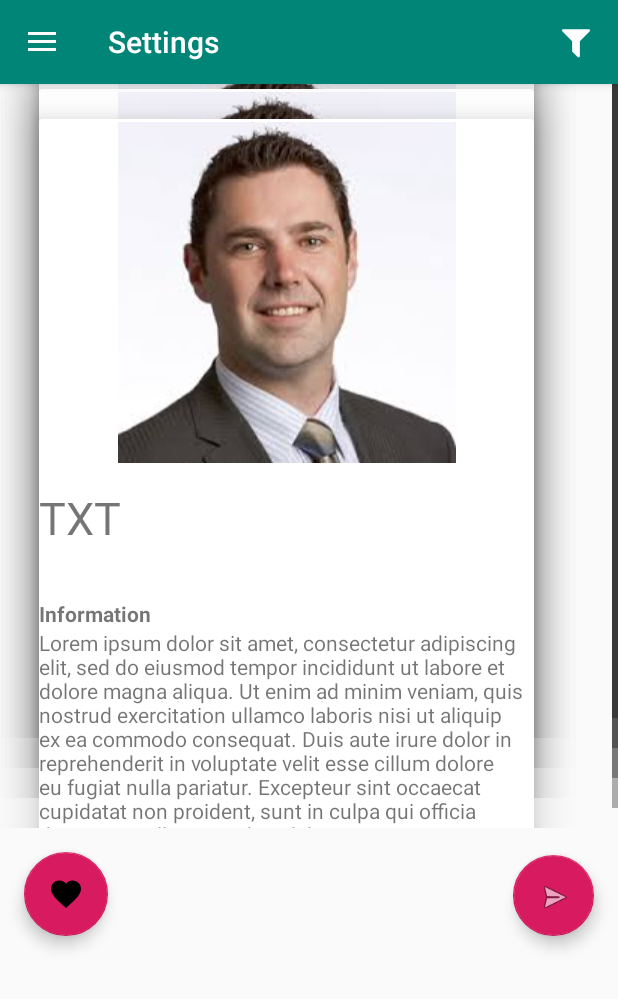
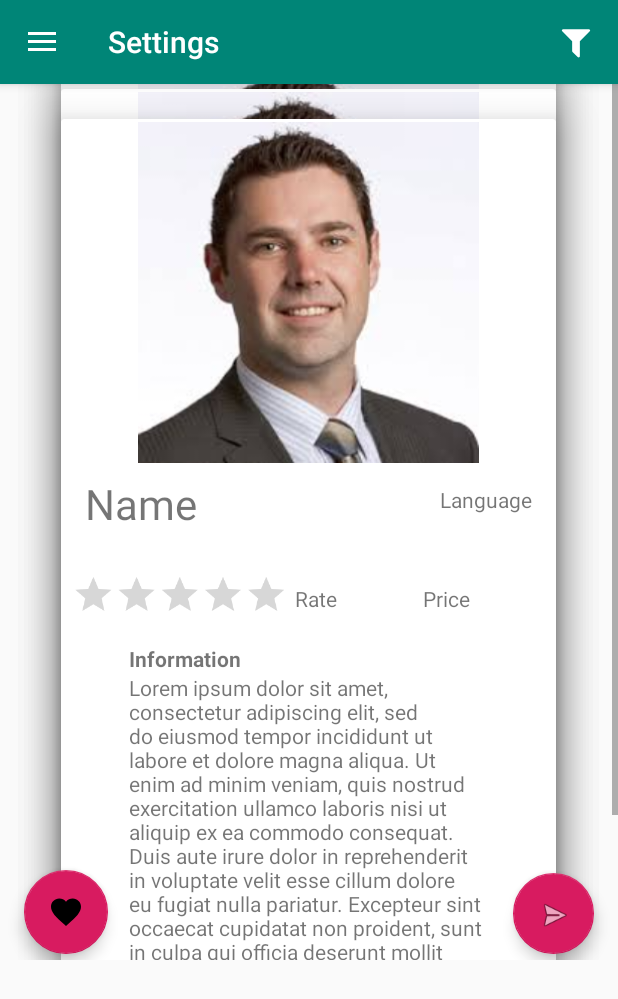
Before and after one commit to rallerG/English_teaching_platform, an Android app: the screen it shows after launch (MainActivity), in the side drawer, after a tap on "Settings", on a phone screen of 412 x 824 dp. Shown: the top 999 px of the screen. Run offline under Robolectric (Android 15) with nearby library versions, the light colour scheme and no system bars; libraries missing offline, so code that uses them is left out: net.cachapa.expandablelayout; plain views replace ExpandableLayout; Roboto replaces fonts that are not available here; 2 statements that could not run were skipped.

Commit message:
Redesigning slider layout

```diff
--- a/app/src/main/res/layout/fragment_page_frag.xml
+++ b/app/src/main/res/layout/fragment_page_frag.xml
@@ -20,15 +20,14 @@
             <LinearLayout
                 android:layout_width="match_parent"
                 android:layout_height="wrap_content"
-                android:orientation="vertical" >
+                android:gravity="center"
+                android:orientation="vertical">
 
                 <android.support.v7.widget.CardView
                     android:id="@+id/card"
                     android:layout_width="330dp"
                     android:layout_height="wrap_content"
-                    android:layout_marginStart="26dp"
                     android:layout_marginTop="23dp"
-                    android:layout_marginEnd="26dp"
                     app:cardElevation="@dimen/fab_margin"
                     app:layout_constraintEnd_toEndOf="parent"
                     app:layout_constraintStart_toStartOf="parent"
@@ -39,41 +38,94 @@
                         android:layout_width="match_parent"
                         android:layout_height="match_parent">
 
+                        <LinearLayout
+                            android:layout_width="match_parent"
+                            android:layout_height="match_parent"
+                            android:orientation="vertical">
+
                             <ImageView
                                 android:id="@+id/pic"
-                            android:layout_width="wrap_content"
+                                android:layout_width="match_parent"
                                 android:layout_height="227dp"
                                 android:layout_marginStart="16dp"
                                 android:layout_marginTop="2dp"
                                 android:layout_marginEnd="16dp"
-                            android:scaleType="fitXY"
                                 android:src="@drawable/profile1"
                                 app:layout_constraintEnd_toEndOf="parent"
                                 app:layout_constraintStart_toStartOf="parent"
                                 app:layout_constraintTop_toTopOf="parent" />
 
+                            <LinearLayout
+                                android:layout_width="match_parent"
+                                android:layout_height="wrap_content"
+                                android:orientation="horizontal">
+
                                 <TextView
-                            android:id="@+id/sup_text"
-                            android:layout_width="match_parent"
+                                    android:id="@+id/name"
+                                    android:layout_width="170dp"
                                     android:layout_height="54dp"
-                            android:layout_marginTop="16dp"
-                            android:text="TXT"
-                            android:textSize="30sp"
+                                    android:layout_marginLeft="16dp"
+                                    android:layout_marginTop="8dp"
+                                    android:text="Name"
+                                    android:textSize="28sp"
                                     app:layout_constraintEnd_toEndOf="parent"
                                     app:layout_constraintStart_toStartOf="parent"
                                     app:layout_constraintTop_toBottomOf="@+id/pic" />
+
+                                <TextView
+                                    android:id="@+id/language"
+                                    android:layout_width="880dp"
+                                    android:layout_height="wrap_content"
+                                    android:layout_marginRight="16dp"
+                                    android:layout_weight="1"
+                                    android:gravity="right"
+                                    android:text="Language" />
+                            </LinearLayout>
+
+                            <LinearLayout
+                                android:layout_width="match_parent"
+                                android:layout_height="match_parent"
+                                android:gravity="center"
+                                android:orientation="horizontal">
+
+                                <RatingBar
+                                    android:id="@+id/ratingBar"
+                                    android:layout_width="179dp"
+                                    android:layout_height="wrap_content"
+                                    android:layout_marginLeft="-40dp"
+                                    android:layout_weight="1"
+                                    android:scaleX=".6"
+                                    android:scaleY=".6" />
+
+                                <TextView
+                                    android:id="@+id/rate"
+                                    android:layout_width="wrap_content"
+                                    android:layout_height="wrap_content"
+                                    android:layout_marginLeft="-40dp"
+                                    android:layout_weight="1"
+                                    android:text="Rate" />
+
+                                <TextView
+                                    android:id="@+id/price"
+                                    android:layout_width="wrap_content"
+                                    android:layout_height="wrap_content"
+                                    android:layout_weight="1"
+                                    android:text="Price" />
+                            </LinearLayout>
+
+                        </LinearLayout>
 
                         <net.cachapa.expandablelayout.ExpandableLayout
                             android:id="@+id/information"
                             android:layout_width="wrap_content"
                             android:layout_height="wrap_content"
-                            android:layout_marginTop="320dp"
+                            android:layout_marginTop="350dp"
                             app:layout_constraintEnd_toEndOf="parent"
                             app:layout_constraintStart_toStartOf="parent"
                             app:layout_constraintTop_toTopOf="parent">
 
                             <LinearLayout
-                                android:layout_width="wrap_content"
+                                android:layout_width="240dp"
                                 android:layout_height="wrap_content"
 
                                 android:orientation="vertical"
--- a/app/src/main/res/layout/fragment_viewpager_list.xml
+++ b/app/src/main/res/layout/fragment_viewpager_list.xml
@@ -1,5 +1,5 @@
 <?xml version="1.0" encoding="utf-8"?>
-<LinearLayout xmlns:android="http://schemas.android.com/apk/res/android"
+<android.support.constraint.ConstraintLayout xmlns:android="http://schemas.android.com/apk/res/android"
     xmlns:app="http://schemas.android.com/apk/res-auto"
     xmlns:tools="http://schemas.android.com/tools"
     android:layout_width="match_parent"
@@ -13,18 +13,27 @@
         <LinearLayout
             android:layout_width="match_parent"
             android:layout_height="wrap_content"
-            android:orientation="vertical">
+            android:orientation="vertical" >
 
             <android.support.v4.view.ViewPager
                 android:id="@+id/ViewPager"
                 android:layout_width="match_parent"
-                android:layout_height="496dp">
+                android:layout_height="700dp"
+                app:layout_constraintTop_toTopOf="parent">
 
             </android.support.v4.view.ViewPager>
 
+        </LinearLayout>
+    </ScrollView>
+
     <TableRow
         android:layout_width="match_parent"
-                android:layout_height="match_parent">
+        android:layout_height="wrap_content"
+        android:layout_marginTop="508dp"
+        app:layout_constraintEnd_toEndOf="parent"
+        app:layout_constraintHorizontal_bias="1.0"
+        app:layout_constraintStart_toStartOf="parent"
+        app:layout_constraintTop_toTopOf="parent">
 
         <android.support.design.widget.FloatingActionButton
             android:id="@+id/floating_fav"
@@ -38,7 +47,8 @@
 
         <Space
             android:layout_width="238dp"
-                    android:layout_height="match_parent" />
+            android:layout_height="wrap_content"
+            android:layout_marginTop="70dp" />
 
         <android.support.design.widget.FloatingActionButton
             android:id="@+id/floating_send"
@@ -50,7 +60,4 @@
             app:srcCompat="@android:drawable/ic_menu_send" />
     </TableRow>
 
-        </LinearLayout>
-    </ScrollView>
-
-</LinearLayout>
+</android.support.constraint.ConstraintLayout>
```
Lines whose indentation alone changed are shown as unchanged.
